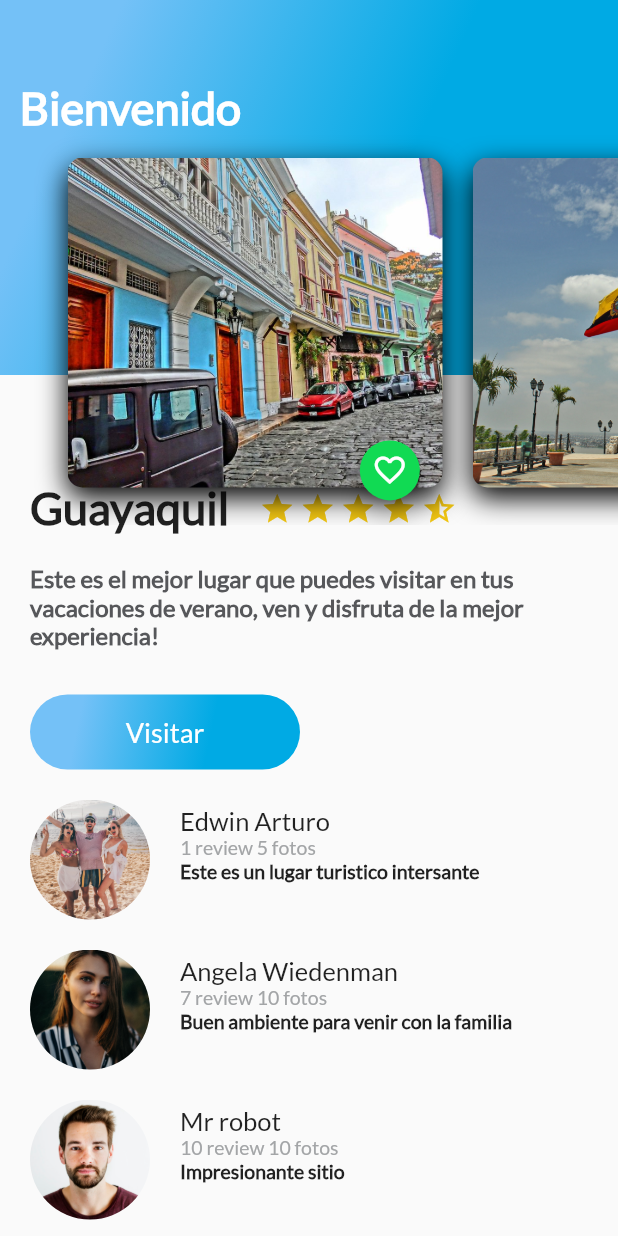
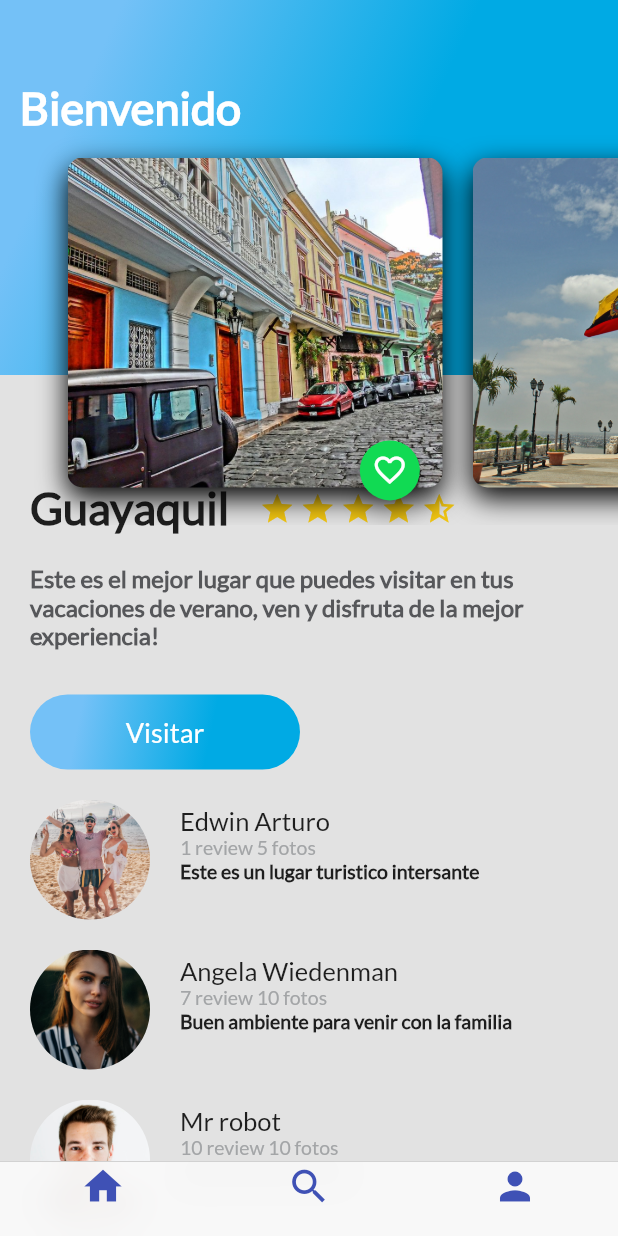
Before and after one commit to arturocas98/tripadvisor-flutter, a Flutter app: the screen it shows after launch, on a phone screen of 412 x 824 dp. Run offline on Flutter 3.47's test engine with Material 2 defaults, Android fonts, the phone set to English and light mode, and no system bars.

```diff
--- /dev/null
+++ b/lib/home_trips.dart
@@ -0,0 +1,26 @@
+import 'package:flutter/material.dart';
+import 'package:tripadvisor_flutter/descripcion_place.dart';
+import 'package:tripadvisor_flutter/header_appbar.dart';
+import 'package:tripadvisor_flutter/review_list.dart';
+
+class HomeTrips extends StatelessWidget {
+  String descriptionDummy = "Este es el mejor lugar que puedes visitar en "
+      "tus vacaciones de verano, ven y disfruta de la mejor "
+      "experiencia!";
+
+  @override
+  Widget build(BuildContext context) {
+    // TODO: implement build
+    return Stack(
+      children: <Widget>[
+        ListView(
+          children: <Widget>[
+            DescripcionPlace("Guayaquil", 4, descriptionDummy),
+            ReviewList()
+          ],
+        ),
+        HeaderAppbar()
+      ],
+    );
+  }
+}
--- a/lib/main.dart
+++ b/lib/main.dart
@@ -1,5 +1,7 @@
 import 'package:flutter/material.dart';
 import 'package:tripadvisor_flutter/header_appbar.dart';
+import 'package:tripadvisor_flutter/platzi_trips.dart';
+import 'package:tripadvisor_flutter/platzi_trips_cupertino.dart';
 import 'package:tripadvisor_flutter/review_list.dart';
 import "descripcion_place.dart";
 import 'review_list.dart';
@@ -11,9 +13,7 @@ void main() {
 
 class MyApp extends StatelessWidget {
   // This widget is the root of your application.
-  String descriptionDummy = "Este es el mejor lugar que puedes visitar en "
-      "tus vacaciones de verano, ven y disfruta de la mejor "
-      "experiencia!";
+
   @override
   Widget build(BuildContext context) {
     return MaterialApp(
@@ -34,25 +34,7 @@ class MyApp extends StatelessWidget {
           // closer together (more dense) than on mobile platforms.
           visualDensity: VisualDensity.adaptivePlatformDensity,
         ),
-        home: Scaffold(
-          /*body: new DescripcionPlace("Guayaquil",5, "Este es el mejor lugar que puedes visitar en "
-            "tus vacaciones de verano, ven y disfruta de la mejor "
-            "experiencia!"),
-        */
-          //body: ReviewList(),
-          body: Stack(
-            children: <Widget>[
-              ListView(
-                children: <Widget>[
-                  DescripcionPlace("Guayaquil", 4, descriptionDummy),
-                  ReviewList()
-
-                ],
-              ),
-              HeaderAppbar()
-            ],
-          ),
-        )
+        home: PlatziTripsCupertino()
 
         //My home page viene por defecto
         //MyHomePage(title: 'Aplicación clon de tripadvisor')
--- /dev/null
+++ b/lib/platzi_trips_cupertino.dart
@@ -0,0 +1,59 @@
+import 'package:flutter/material.dart';
+import 'package:flutter/cupertino.dart';
+import 'home_trips.dart';
+import 'profile_trips.dart';
+import 'search_trips.dart';
+
+class PlatziTripsCupertino extends StatelessWidget {
+  @override
+  Widget build(BuildContext context) {
+    // TODO: implement build
+    return Scaffold(
+      bottomNavigationBar: CupertinoTabScaffold(
+          tabBar: CupertinoTabBar(
+            items: [
+              BottomNavigationBarItem(
+                  icon: Icon(Icons.home, color: Colors.indigo),
+                  title: Text("")
+              ),
+              BottomNavigationBarItem(
+                  icon: Icon(Icons.search, color: Colors.indigo),
+                  title: Text("")
+              ),
+              BottomNavigationBarItem(
+                  icon: Icon(Icons.person, color: Colors.indigo),
+                  title: Text("")
+              ),
+
+            ],
+          ),
+          tabBuilder: (BuildContext context, int index) {
+            switch (index) {
+              case 0:
+                return CupertinoTabView(
+                  builder: (BuildContext context) => HomeTrips(),
+                );
+                break;
+
+              case 1:
+                return CupertinoTabView(
+                  builder: (BuildContext context) => SearchTrips(),
+                );
+                break;
+
+              case 2:
+                return CupertinoTabView(
+                  builder: (BuildContext context) => ProfileTrips(),
+                );
+                break;
+            }
+
+            return null;
+          }
+      ),
+    );
+
+
+
+  }
+}
```
Also changed, not shown: lib/platzi_trips.dart (added, +47 -0 lines), lib/profile_trips.dart (added, +11 -0 lines), lib/search_trips.dart (added, +11 -0 lines).
